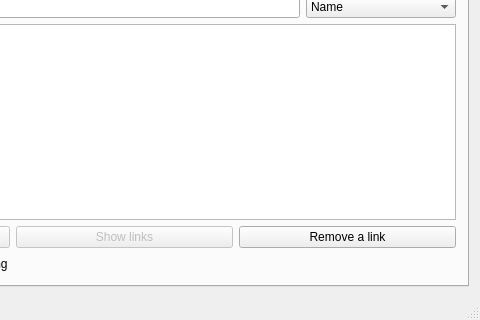
editomars/VLN1_h22, file vika3/adalgluggi.ui: the form before one commit; both pictures show x 231 to 711 and y 116 to 436 of the 711 by 436 pixel window.
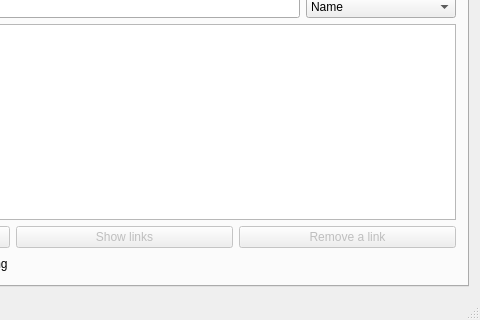
The form after the commit.

Commit message: disableaði Remove a link i default

```diff
--- a/vika3/adalgluggi.ui
+++ b/vika3/adalgluggi.ui
@@ -191,6 +191,9 @@
           </item>
           <item>
            <widget class="QPushButton" name="button_removeLink">
+            <property name="enabled">
+             <bool>false</bool>
+            </property>
             <property name="text">
              <string>Remove a link</string>
             </property>
```
Left out of the diff: 2 changed lines with no effect on the pictures.
